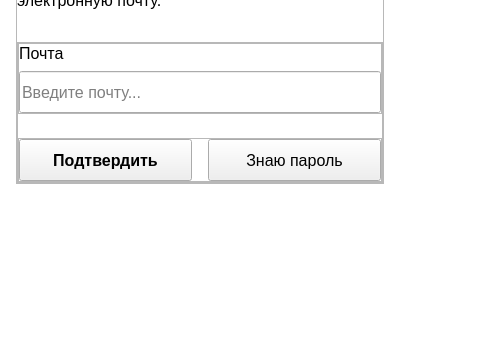
Old version of the form ui/auth.ui in the repository pntech-dev/Documents-Exp-Desktop; both pictures show x 0 to 480 and y 299 to 640 of the 900 by 640 pixel window.
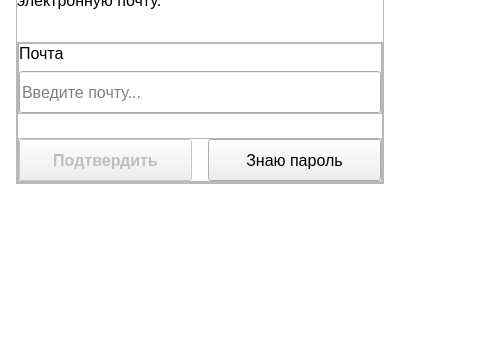
New version of the form. The open tabs and pages were chosen to show the change. Custom widgets are drawn as their Qt base class.

Commit message: feat(auth): add API password change requests and email confirmation button state validation

The edit to the form file:
```diff
--- a/ui/auth.ui
+++ b/ui/auth.ui
@@ -1502,6 +1502,9 @@
                  </property>
                  <item>
                   <widget class="PrimaryButton" name="accept_pushButton">
+                   <property name="enabled">
+                    <bool>false</bool>
+                   </property>
                    <property name="minimumSize">
                     <size>
                      <width>0</width>
```
Left out of the diff: 3 changed lines with no effect on the pictures. The commit also changes 6 other files.
